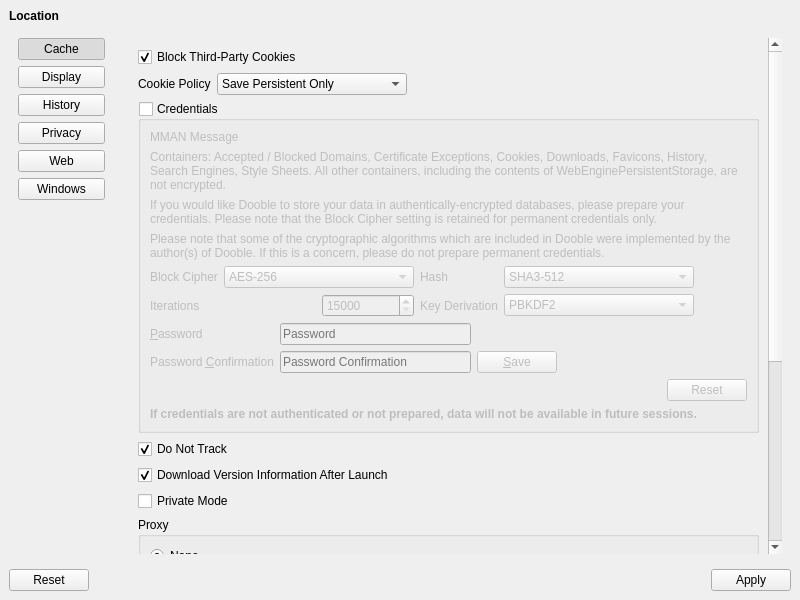
This is UI/dooble_settings.ui in textbrowser/dooble as Qt 5 draws it before an edit. The edited form follows.
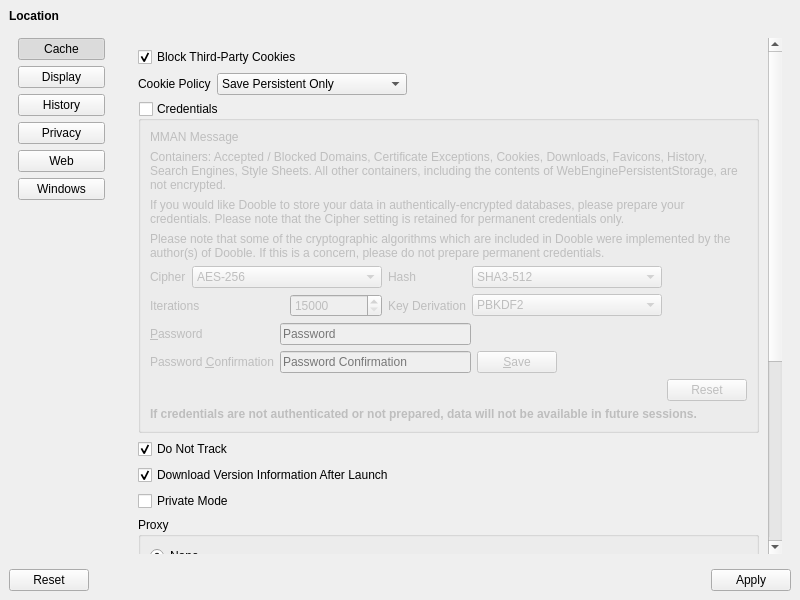
This is the edited form. The open tabs and pages were chosen to show the change. Icons and pictures are not drawn.

Commit message: Future cipher.

```diff
--- a/UI/dooble_settings.ui
+++ b/UI/dooble_settings.ui
@@ -1199,8 +1199,8 @@
              <property name="geometry">
               <rect>
                <x>0</x>
-               <y>-676</y>
-               <width>682</width>
+               <y>0</y>
+               <width>642</width>
                <height>1157</height>
               </rect>
              </property>
@@ -1308,7 +1308,7 @@
                  <item>
                   <widget class="QLabel" name="label_4">
                    <property name="text">
-                    <string>If you would like Dooble to store your data in authentically-encrypted databases, please prepare your credentials. Please note that the Block Cipher setting is retained for permanent credentials only.</string>
+                    <string>If you would like Dooble to store your data in authentically-encrypted databases, please prepare your credentials. Please note that the Cipher setting is retained for permanent credentials only.</string>
                    </property>
                    <property name="wordWrap">
                     <bool>true</bool>
@@ -1337,7 +1337,7 @@
                    <item row="0" column="0">
                     <widget class="QLabel" name="label_7">
                      <property name="text">
-                      <string>Block Cipher</string>
+                      <string>Cipher</string>
                      </property>
                     </widget>
                    </item>
```
Left out of the diff: 11 changed lines with no effect on the pictures. The commit also changes 8 other files.
